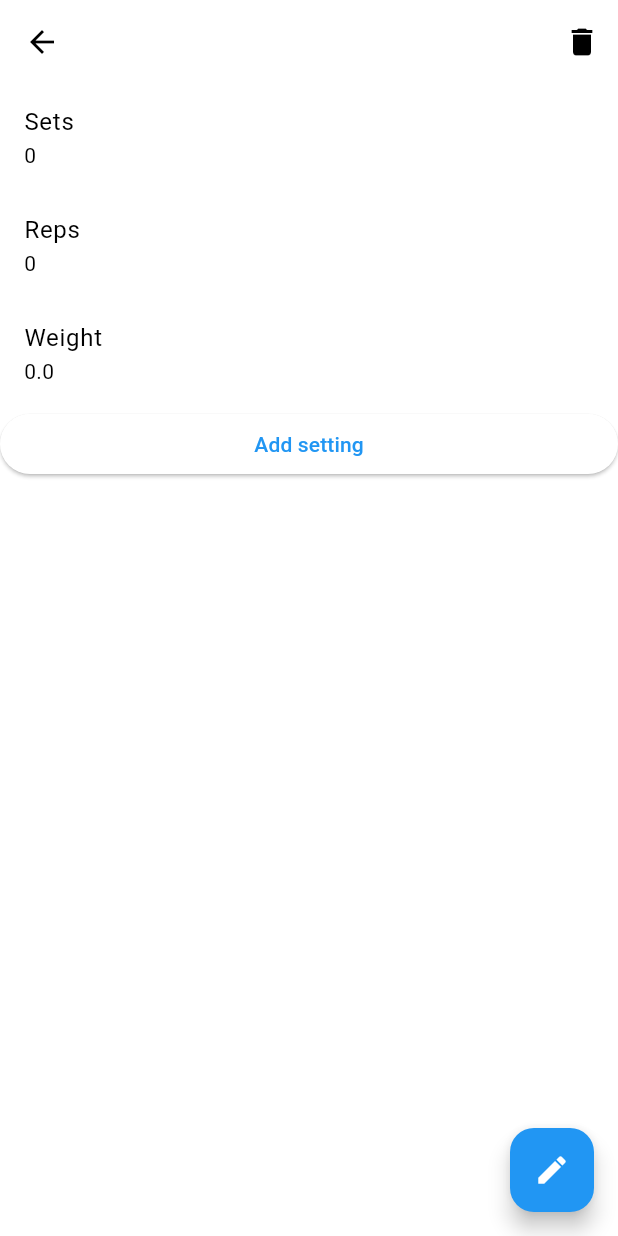
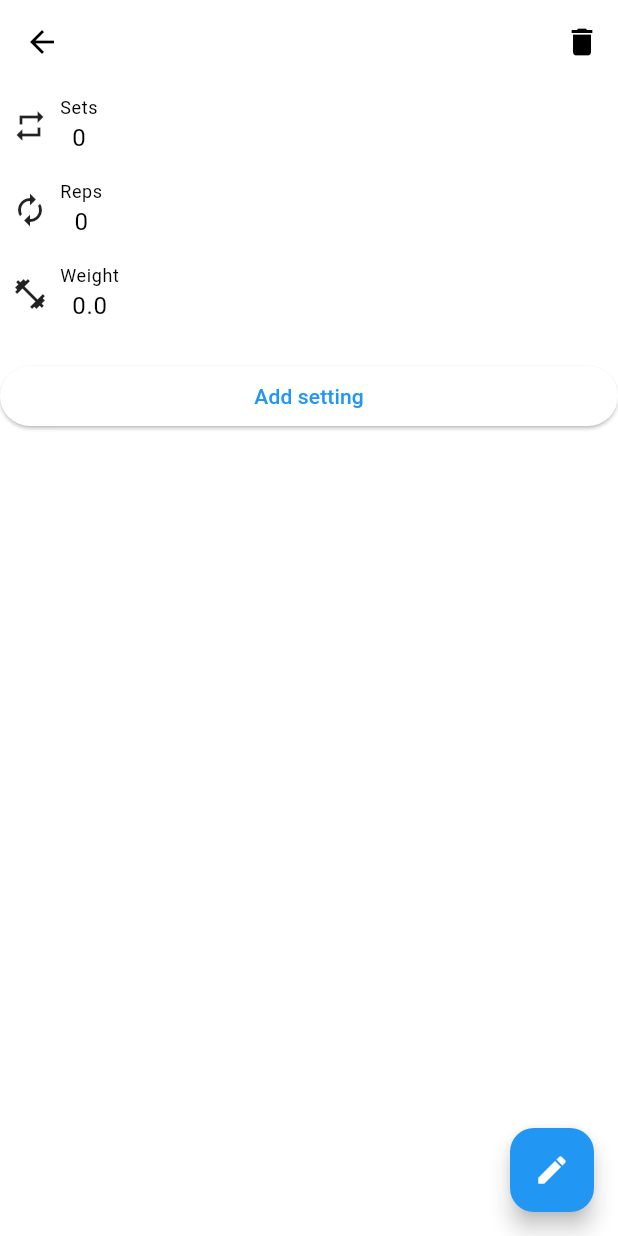
Before and after one commit to Narzgul/GymTracker, a Flutter app: the ExerciseDetail screen opened directly with empty values, on a phone screen of 412 x 824 dp. Run offline on Flutter 3.47's test engine with Material 3 defaults, Android fonts, the phone set to English and light mode, and no system bars; our stand-ins replace cloud_firestore, firebase_auth, firebase_core, google_sign_in, watch_it; accounts and stored records are empty; generated files the repository leaves out were written again.

Commit message:
convert all listTiles to my custom settingTile

```diff
--- a/lib/screens/sub_screens/exercise_detail.dart
+++ b/lib/screens/sub_screens/exercise_detail.dart
@@ -1,5 +1,6 @@
 import 'package:flutter/material.dart';
 import 'package:gym_tracker/firestore_db.dart';
+import 'package:gym_tracker/widgets/setting_tile.dart';
 
 import '../../exercise.dart';
 
@@ -59,84 +60,60 @@ class _ExerciseDetailState extends State<ExerciseDetail> {
           ),
         ],
       ),
+
+      // Body
       body: ListView(
         children: <Widget>[
           // Sets
-          ListTile(
-            title: const Text("Sets"),
-            subtitle: editMode
-                ? TextField(
-                    keyboardType: TextInputType.number,
-                    controller: TextEditingController(
-                        text: newExercise.sets.toString()),
+          SettingTile(
+            title: 'Sets',
+            value: newExercise.sets,
+            icon: const Icon(Icons.repeat),
+            editMode: editMode,
             onChanged: (value) {
               if (value.isNotEmpty) {
                 newExercise.sets = int.parse(value);
               }
             },
-                  )
-                : Text(
-                    newExercise.sets.toString(),
-                    style: Theme.of(context).textTheme.bodyMedium,
-                  ),
           ),
 
           // Reps
-          ListTile(
-            title: const Text("Reps"),
-            subtitle: editMode
-                ? TextField(
-                    keyboardType: TextInputType.number,
-                    controller: TextEditingController(
-                        text: newExercise.reps.toString()),
+          SettingTile(
+            title: 'Reps',
+            value: newExercise.reps,
+            icon: const Icon(Icons.autorenew),
+            editMode: editMode,
             onChanged: (value) {
               if (value.isNotEmpty) {
                 newExercise.reps = int.parse(value);
               }
             },
-                  )
-                : Text(
-                    newExercise.reps.toString(),
-                    style: Theme.of(context).textTheme.bodyMedium,
-                  ),
           ),
 
           // Weight
-          ListTile(
-            title: const Text("Weight"),
-            subtitle: editMode
-                ? TextField(
-                    keyboardType: TextInputType.number,
-                    controller: TextEditingController(
-                        text: newExercise.weight.toString()),
+          SettingTile(
+            title: 'Weight',
+            value: newExercise.weight,
+            icon: const Icon(Icons.fitness_center),
+            editMode: editMode,
             onChanged: (value) {
               if (value.isNotEmpty) {
                 newExercise.weight = double.parse(value);
               }
             },
-                  )
-                : Text(
-                    newExercise.weight.toString(),
-                    style: Theme.of(context).textTheme.bodyMedium,
           ),
-          ),
+
+          const Divider(),
 
           // Settings
           for (String key in newExercise.settings.keys)
-            ListTile(
-              title: Text(key),
-              subtitle: editMode
-                  ? TextField(
-                      controller: TextEditingController(
-                          text: newExercise.settings[key]),
+            SettingTile(
+              title: key,
+              value: newExercise.settings[key],
+              editMode: editMode,
               onChanged: (value) {
                 newExercise.settings[key] = value;
               },
-                    )
-                  : Text(
-                      newExercise.settings[key]!,
-                      style: Theme.of(context).textTheme.bodyMedium,
-                    ),
             ),
           ElevatedButton(
             onPressed: () {
--- /dev/null
+++ b/lib/widgets/setting_tile.dart
@@ -0,0 +1,70 @@
+import 'package:flutter/material.dart';
+
+class SettingTile extends StatefulWidget {
+  final String title;
+  final dynamic value;
+  final ValueChanged<dynamic> onChanged;
+  final bool editMode;
+  final Icon? icon;
+
+  const SettingTile({
+    super.key,
+    required this.title,
+    required this.value,
+    required this.editMode,
+    required this.onChanged,
+    this.icon,
+  });
+
+  @override
+  State<SettingTile> createState() => _SettingTileState();
+}
+
+class _SettingTileState extends State<SettingTile> {
+  late TextEditingController controller;
+
+  @override
+  void initState() {
+    super.initState();
+    controller = TextEditingController(text: widget.value.toString());
+  }
+
+  @override
+  Widget build(BuildContext context) {
+    return Container(
+      padding: const EdgeInsets.all(8),
+      child: Row(
+        children: [
+          widget.icon ?? const Icon(Icons.settings),
+          const SizedBox(width: 8),
+          Flexible(
+            child: widget.editMode
+                ? TextFormField(
+                    controller: controller,
+                    decoration: InputDecoration(
+                      border: const UnderlineInputBorder(),
+                      label: Text(widget.title),
+                    ),
+                    onChanged: (value) {
+                      widget.onChanged(value);
+                    },
+                    style: Theme.of(context).textTheme.bodyLarge,
+                  )
+                : Column(
+                  children: [
+                    Text(
+                        widget.title,
+                        style: Theme.of(context).textTheme.bodySmall,
+                      ),
+                    Text(
+                        widget.value.toString(),
+                        style: Theme.of(context).textTheme.bodyLarge,
+                      ),
+                  ],
+                ),
+          ),
+        ],
+      ),
+    );
+  }
+}
```
Lines whose indentation alone changed are shown as unchanged.
